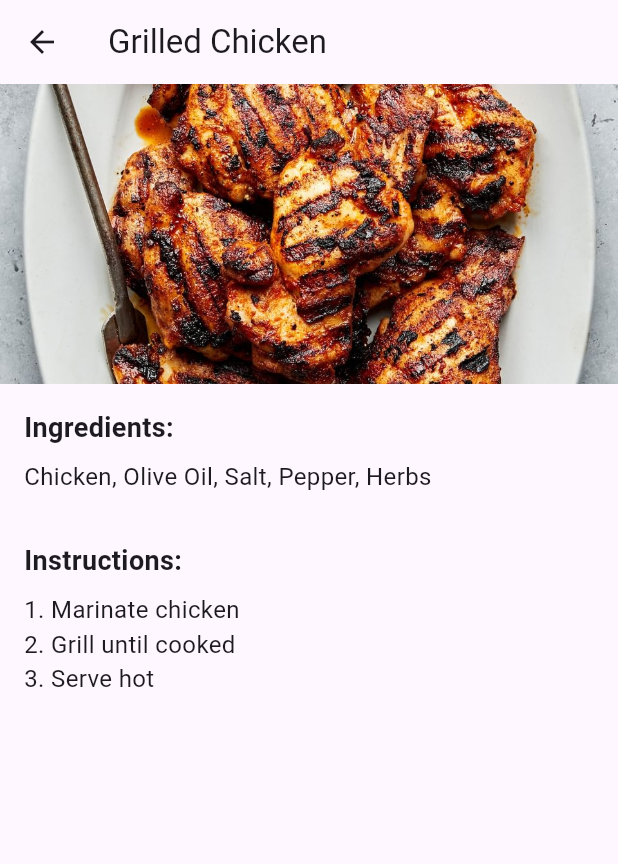
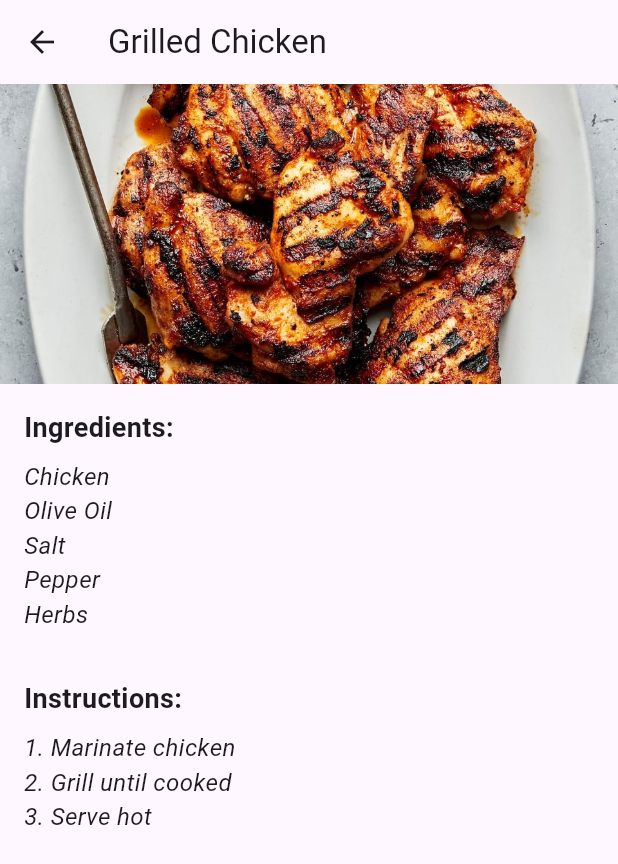
Before and after one commit to PaulJkr/World-of-Culinary, a Flutter app: the MainCourseScreen screen opened directly, after a tap on "Grilled Chicken", on a phone screen of 412 x 824 dp. Shown: the top 864 px of the screen. Run offline on Flutter 3.47's test engine with Material 3 defaults, Android fonts, the light colour scheme and no system bars; our stand-ins replace curved_navigation_bar, get.

Commit message:
maincourse config

```diff
--- a/lib/views/maincourse.dart
+++ b/lib/views/maincourse.dart
@@ -5,7 +5,7 @@ void main() {
 }
 
 class MyRecipeApp extends StatelessWidget {
-  const MyRecipeApp({super.key});
+  const MyRecipeApp({Key? key});
 
   @override
   Widget build(BuildContext context) {
@@ -20,7 +20,7 @@ class MyRecipeApp extends StatelessWidget {
 }
 
 class MainCourseScreen extends StatelessWidget {
-  final List<Map<String, String>> MainCourse = [
+  final List<Map<String, String>> mainCourse = [
     {
       'title': 'Grilled Chicken',
       'image': 'assets/images/chicken.jpg',
@@ -46,7 +46,7 @@ class MainCourseScreen extends StatelessWidget {
     // Add more main course recipes
   ];
 
-  MainCourseScreen({super.key});
+  MainCourseScreen({Key? key});
 
   @override
   Widget build(BuildContext context) {
@@ -55,13 +55,13 @@ class MainCourseScreen extends StatelessWidget {
         title: const Text('Main Course'),
       ),
       body: ListView.builder(
-        itemCount: MainCourse.length,
+        itemCount: mainCourse.length,
         itemBuilder: (context, index) {
-          return MainCoursecard(
-            title: MainCourse[index]['title']!,
-            image: MainCourse[index]['image']!,
-            ingredients: MainCourse[index]['ingredients']!,
-            instructions: MainCourse[index]['instructions']!,
+          return MainCourseCard(
+            title: mainCourse[index]['title']!,
+            image: mainCourse[index]['image']!,
+            ingredients: mainCourse[index]['ingredients']!,
+            instructions: mainCourse[index]['instructions']!,
           );
         },
       ),
@@ -69,18 +69,19 @@ class MainCourseScreen extends StatelessWidget {
   }
 }
 
-class MainCoursecard extends StatelessWidget {
+class MainCourseCard extends StatelessWidget {
   final String title;
   final String image;
   final String ingredients;
   final String instructions;
 
-  const MainCoursecard(
-      {super.key,
+  const MainCourseCard({
+    Key? key,
     required this.title,
     required this.image,
     required this.ingredients,
-      required this.instructions});
+    required this.instructions,
+  });
 
   @override
   Widget build(BuildContext context) {
@@ -131,15 +132,19 @@ class RecipePage extends StatelessWidget {
   final String ingredients;
   final String instructions;
 
-  const RecipePage(
-      {super.key,
+  const RecipePage({
+    Key? key,
     required this.title,
     required this.image,
     required this.ingredients,
-      required this.instructions});
+    required this.instructions,
+  });
 
   @override
   Widget build(BuildContext context) {
+    List<String> ingredientList = ingredients.split(', ');
+    List<String> instructionList = instructions.split('\n');
+
     return Scaffold(
       appBar: AppBar(
         title: Text(title),
@@ -153,14 +158,14 @@ class RecipePage extends StatelessWidget {
             height: 200.0,
             fit: BoxFit.cover,
           ),
-          _buildSection('Ingredients:', ingredients),
-          _buildSection('Instructions:', instructions),
+          _buildSection('Ingredients:', ingredientList),
+          _buildSection('Instructions:', instructionList),
         ],
       ),
     );
   }
 
-  Widget _buildSection(String title, String content) {
+  Widget _buildSection(String title, List<String> contentList) {
     return Padding(
       padding: const EdgeInsets.all(16.0),
       child: Column(
@@ -174,9 +179,17 @@ class RecipePage extends StatelessWidget {
             ),
           ),
           const SizedBox(height: 8.0),
-          Text(
-            content,
-            style: const TextStyle(fontSize: 16.0),
+          Column(
+            crossAxisAlignment: CrossAxisAlignment.start,
+            children: contentList.map((content) {
+              return Text(
+                content.trim(),
+                style: const TextStyle(
+                  fontSize: 16.0,
+                  fontStyle: FontStyle.italic, // Change font style to italic
+                ),
+              );
+            }).toList(),
           ),
         ],
       ),
```
Lines whose indentation alone changed are shown as unchanged.
